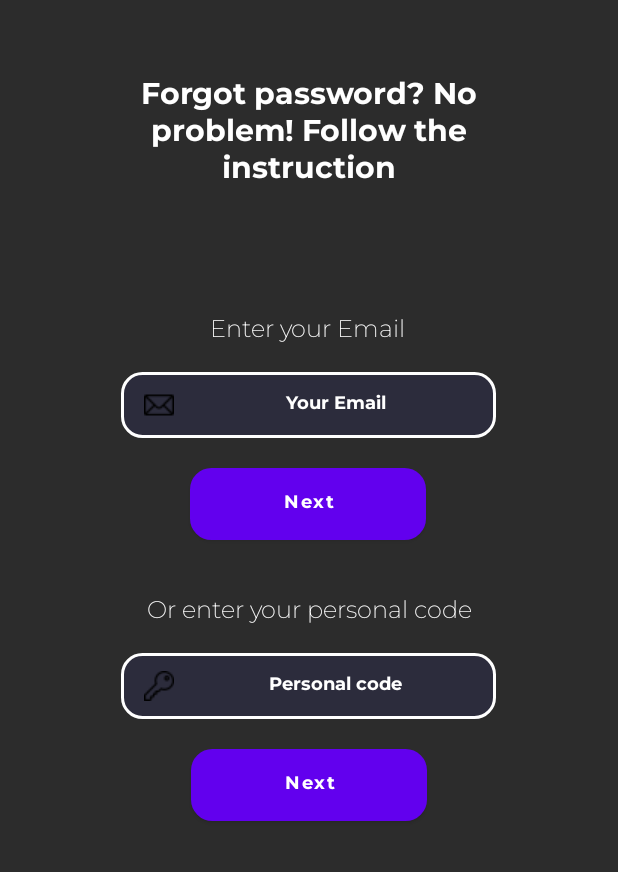
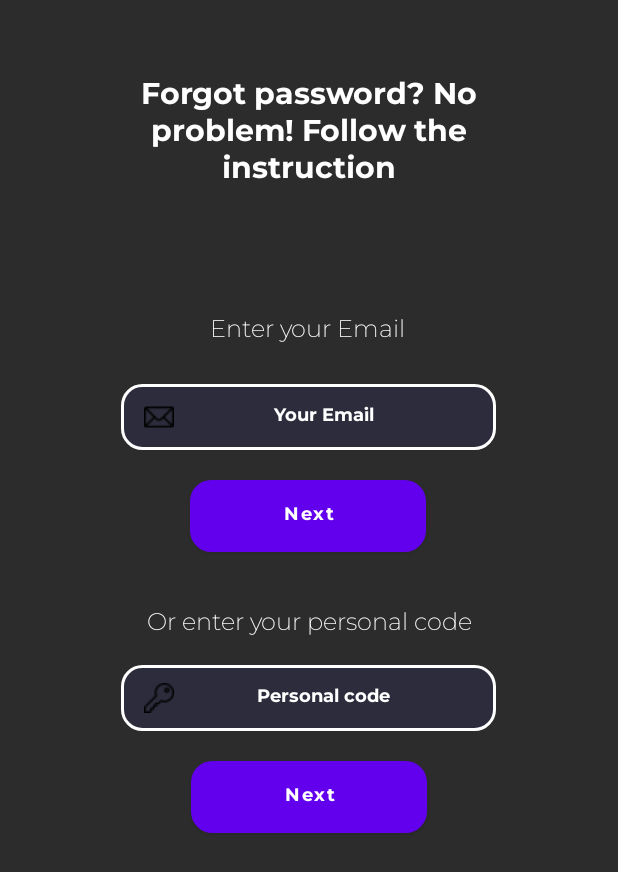
Before and after one commit to tonikirillov07/ProjectHelper, an Android app: the RestorePasswordActivity screen opened directly, with no data from a screen before it, on a phone screen of 412 x 824 dp. Shown: the top 872 px of the screen. Run offline under Robolectric (Android 15) with nearby library versions, the phone set to English and light mode, and no system bars.

Commit message:
11/25/2023

```diff
--- /dev/null
+++ b/app/src/main/java/com/ds/projecthelper/CheckTextViews.java
@@ -0,0 +1,14 @@
+package com.ds.projecthelper;
+
+import android.widget.EditText;
+
+public class CheckTextViews {
+    public void checkField(EditText editText, String title, int minLength){
+        String textViewString = editText.getText().toString().trim();
+
+        if(!textViewString.isEmpty()) {
+            if (textViewString.length() < minLength)
+                editText.setError("The length of " + title + " must be not least then " + minLength + " symbols");
+        }else editText.setError("Enter the text");
+    }
+}
--- a/app/src/main/java/com/ds/projecthelper/Constants.java
+++ b/app/src/main/java/com/ds/projecthelper/Constants.java
@@ -2,8 +2,8 @@ package com.ds.projecthelper;
 
 public interface Constants {
     int EMPTY_FIELD_ERROR_CODE = 0;
-    int PASSWORD_LENGTH_IS_TOO_LITTLE_ERROR_CODE = 1;
-    int LOGIN_LENGTH_IS_TOO_LITTLE_ERROR_CODE = 3800;
+    int MIN_PERSONAL_CODE_LENGTH = 5;
+    int MIN_EMAIL_LENGTH = 3;
     int MIN_LOGIN_LENGTH = 4;
     int MIN_PASSWORD_LENGTH = 8;
 
--- a/app/src/main/java/com/ds/projecthelper/activities/RestorePasswordActivity.java
+++ b/app/src/main/java/com/ds/projecthelper/activities/RestorePasswordActivity.java
@@ -1,15 +1,52 @@
 package com.ds.projecthelper.activities;
 
 import android.os.Bundle;
+import android.widget.Button;
+import android.widget.EditText;
+import android.widget.TextView;
+import android.widget.Toast;
 
 import androidx.appcompat.app.AppCompatActivity;
 
+import com.ds.projecthelper.CheckTextViews;
+import com.ds.projecthelper.Constants;
 import com.ds.projecthelper.R;
 
-public class RestorePasswordActivity extends AppCompatActivity {
+public class RestorePasswordActivity extends AppCompatActivity implements Constants {
+    private EditText mailTextField, personalCodeTextField;
+    private Button buttonNextWithEmail, buttonNextWithPersonalCode;
+    private CheckTextViews checkTextViews;
+
     @Override
     protected void onCreate(Bundle savedInstanceState) {
         super.onCreate(savedInstanceState);
         setContentView(R.layout.password_restore_page);
+
+        checkTextViews = new CheckTextViews();
+
+        mailTextField = findViewById(R.id.emailAddressTextField);
+        personalCodeTextField = findViewById(R.id.personalCodeTextField);
+        buttonNextWithEmail = findViewById(R.id.buttonNextWithEmail);
+        buttonNextWithPersonalCode = findViewById(R.id.buttonNextWithPersonalCode);
+
+        buttonNextWithEmail.setOnClickListener(v -> {
+            if(!getEmail().isEmpty() & getEmail().length() >= MIN_EMAIL_LENGTH) {
+                Toast.makeText(this, "Success", Toast.LENGTH_SHORT).show();
+            }else checkTextViews.checkField(mailTextField, "email", MIN_EMAIL_LENGTH);
+        });
+
+        buttonNextWithPersonalCode.setOnClickListener(v -> {
+            if(!getPersonalCode().isEmpty() & getPersonalCode().length() >= MIN_PERSONAL_CODE_LENGTH) {
+                Toast.makeText(this, "Success", Toast.LENGTH_SHORT).show();
+            }else checkTextViews.checkField(personalCodeTextField, "personal code", MIN_EMAIL_LENGTH);
+        });
+    }
+
+    private String getEmail(){
+        return mailTextField.getText().toString().trim();
+    }
+
+    private String getPersonalCode(){
+        return personalCodeTextField.getText().toString().trim();
     }
 }
--- a/app/src/main/res/layout/password_restore_page.xml
+++ b/app/src/main/res/layout/password_restore_page.xml
@@ -68,19 +68,20 @@
         android:id="@+id/emailAddressTextField"
         android:layout_width="250dp"
         android:layout_height="44dp"
-        android:layout_marginTop="16dp"
+        android:layout_marginTop="24dp"
+        android:background="@drawable/text_field_background"
+        android:drawableStart="@drawable/mail"
         android:ems="10"
-        android:drawableStart="@drawable/mail"
+        android:fontFamily="@font/montserrat_bold"
+        android:hint="@string/your_email"
+        android:inputType="textEmailAddress"
         android:paddingStart="15dp"
+        android:paddingEnd="15dp"
         android:textAlignment="center"
-        android:hint="@string/your_email"
         android:textColorHint="@color/white"
-        android:fontFamily="@font/montserrat_bold"
         android:textSize="12sp"
-        android:background="@drawable/text_field_background"
-        android:inputType="textEmailAddress"
         app:layout_constraintEnd_toEndOf="parent"
-        app:layout_constraintHorizontal_bias="0.497"
+        app:layout_constraintHorizontal_bias="0.496"
         app:layout_constraintStart_toStartOf="parent"
         app:layout_constraintTop_toBottomOf="@+id/textView26"
         tools:ignore="RtlSymmetry" />
@@ -115,6 +116,7 @@
         android:fontFamily="@font/montserrat_bold"
         android:textSize="12sp"
         android:paddingStart="15dp"
+        android:paddingEnd="15dp"
         android:background="@drawable/text_field_background"
         android:inputType="textPassword"
         app:layout_constraintEnd_toEndOf="parent"
```
Also changed, not shown: app/src/main/java/com/ds/projecthelper/activities/InitialSetupSecondActivity.java (+6 -11 lines).
